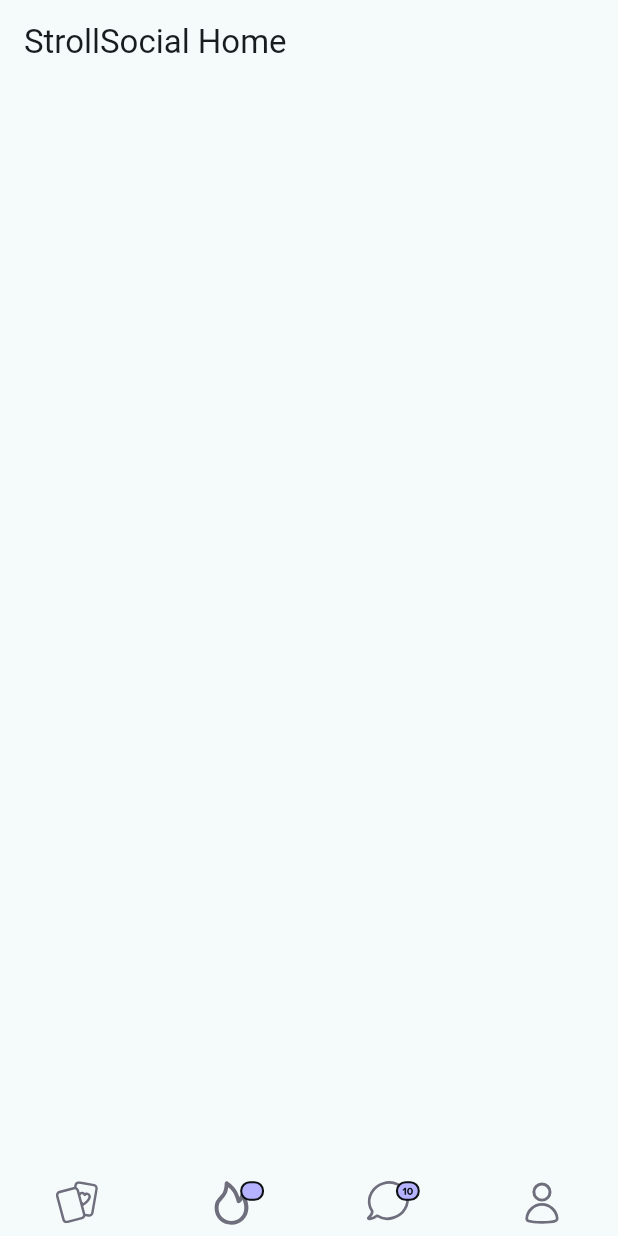
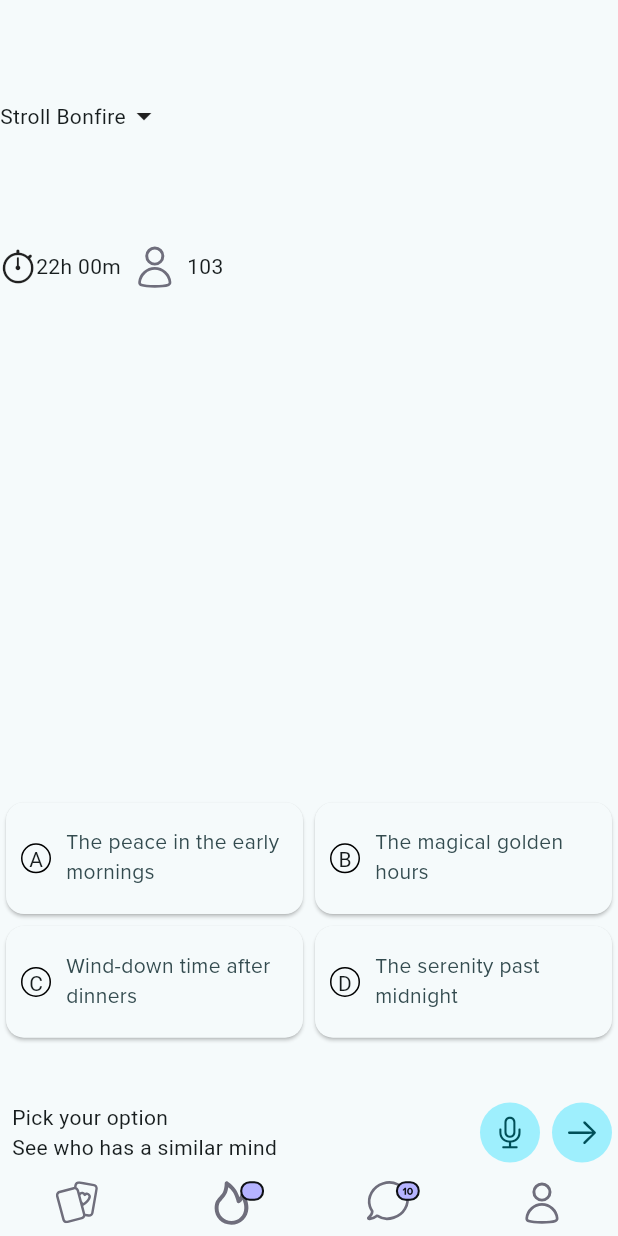
Before and after one commit to SherbetLemon47/strollsocial_1, a Flutter app: the screen it shows after launch, on a phone screen of 412 x 824 dp. Run offline on Flutter 3.47's test engine with Material 3 defaults, Android fonts, the phone set to English and light mode, and no system bars; our stand-ins replace flutter_svg.

Commit message:
chore: built basic widgets

```diff
--- a/lib/src/app.dart
+++ b/lib/src/app.dart
@@ -15,7 +15,7 @@ class MyApp extends StatelessWidget {
         ),
         useMaterial3: true,
       ),
-      home: const HomePage(title: 'StrollSocial Home'),
+      home: const HomePage(),
     );
   }
 }
--- /dev/null
+++ b/lib/src/ui/components/anscard.dart
@@ -0,0 +1,54 @@
+import 'package:flutter/material.dart';
+
+class AnsCard extends StatefulWidget {
+  final String value;
+  final int index;
+  const AnsCard({super.key, required this.value, required this.index});
+
+  @override
+  State<AnsCard> createState() => _AnsCardState();
+}
+
+class _AnsCardState extends State<AnsCard> {
+  @override
+  Widget build(BuildContext context) {
+    String opt = String.fromCharCode(widget.index + 65);
+    return Card(
+      color: Theme.of(context).canvasColor,
+      child: InkWell(
+        onTap: () => (),
+        child: Row(
+          mainAxisAlignment: MainAxisAlignment.spaceBetween,
+          // mainAxisSize: MainAxisSize.min,
+          children: [
+            Padding(
+              padding: EdgeInsets.all(10),
+              child: Container(
+                width: 20.0,
+                height: 20.0,
+                decoration: BoxDecoration(
+                  shape: BoxShape.circle,
+                  border: Border.all(
+                      // width: 2.0,
+                      ),
+                ),
+                child: Center(child: Text(opt)),
+              ),
+            ),
+            Expanded(
+              child: Text(
+                widget.value,
+                overflow: TextOverflow.clip,
+                style: TextStyle(
+                  fontSize: 14,
+                  fontFamily: 'ProximaNova',
+                  color: Theme.of(context).colorScheme.onSecondaryContainer,
+                ),
+              ),
+            ),
+          ],
+        ),
+      ),
+    );
+  }
+}
--- /dev/null
+++ b/lib/src/ui/components/answer.dart
@@ -0,0 +1,30 @@
+import 'package:flutter/cupertino.dart';
+import 'package:strollsocial_1/src/ui/components/anscard.dart';
+
+class AnswerOptions extends StatelessWidget {
+  const AnswerOptions({super.key});
+
+  @override
+  Widget build(BuildContext context) {
+    List<String> answerList = [
+      "The peace in the early mornings",
+      "The magical golden hours",
+      "Wind-down time after dinners",
+      "The serenity past midnight"
+    ];
+    return GridView.builder(
+      gridDelegate: const SliverGridDelegateWithFixedCrossAxisCount(
+        crossAxisCount: 2,
+        childAspectRatio: 2.5,
+      ),
+      itemCount: 4,
+      itemBuilder: (context, index) {
+        String value = answerList[index];
+        return AnsCard(
+          value: value,
+          index: index,
+        );
+      },
+    );
+  }
+}
--- /dev/null
+++ b/lib/src/ui/components/header.dart
@@ -0,0 +1,34 @@
+import 'package:flutter/cupertino.dart';
+import 'package:flutter/material.dart';
+import 'package:flutter_svg/flutter_svg.dart';
+
+class AppHeader extends StatelessWidget {
+  const AppHeader({super.key});
+
+  @override
+  Widget build(BuildContext context) {
+    return SizedBox(
+      height: 200,
+      child: Column(
+        children: [
+          const Expanded(
+            child: Row(
+              children: [
+                Text('Stroll Bonfire'),
+                Icon(Icons.arrow_drop_down),
+              ],
+            ),
+          ),
+          Row(
+            children: [
+              const Icon(CupertinoIcons.stopwatch),
+              const Text('22h 00m'),
+              SvgPicture.asset('resources/person.svg'),
+              const Text('103')
+            ],
+          )
+        ],
+      ),
+    );
+  }
+}
--- /dev/null
+++ b/lib/src/ui/components/voice.dart
@@ -0,0 +1,37 @@
+import 'package:flutter/cupertino.dart';
+import 'package:flutter/material.dart';
+
+class Voice extends StatelessWidget {
+  const Voice({super.key});
+
+  @override
+  Widget build(BuildContext context) {
+    return const Row(
+      children: [
+        Expanded(
+            child: Padding(
+          padding: EdgeInsets.fromLTRB(8, 4, 8, 4),
+          child: Column(
+            crossAxisAlignment: CrossAxisAlignment.start,
+            children: [
+              Text('Pick your option'),
+              Text('See who has a similar mind'),
+            ],
+          ),
+        )),
+        Padding(
+          padding: EdgeInsets.all(4.0),
+          child: CircleAvatar(
+            child: Icon(CupertinoIcons.mic),
+          ),
+        ),
+        Padding(
+          padding: EdgeInsets.all(4.0),
+          child: CircleAvatar(
+            child: Icon(CupertinoIcons.arrow_right),
+          ),
+        )
+      ],
+    );
+  }
+}
--- a/lib/src/ui/home.dart
+++ b/lib/src/ui/home.dart
@@ -1,10 +1,12 @@
 import 'package:flutter/material.dart';
+import 'package:strollsocial_1/src/ui/components/answer.dart';
+import 'package:strollsocial_1/src/ui/components/header.dart';
+import 'package:strollsocial_1/src/ui/components/voice.dart';
 
 import 'components/bottomnav.dart';
 
 class HomePage extends StatefulWidget {
-  const HomePage({super.key, required this.title});
-  final String title;
+  const HomePage({super.key});
 
   @override
   State<HomePage> createState() => _HomePageState();
@@ -13,12 +15,17 @@ class HomePage extends StatefulWidget {
 class _HomePageState extends State<HomePage> {
   @override
   Widget build(BuildContext context) {
-    return Scaffold(
-      appBar: AppBar(
-        backgroundColor: Theme.of(context).colorScheme.background,
-        title: Text(widget.title),
+    return const Scaffold(
+      body: Column(
+        mainAxisAlignment: MainAxisAlignment.start,
+        children: [
+          AppHeader(),
+          Expanded(child: SizedBox()),
+          SizedBox(height: 200, child: AnswerOptions()),
+          Voice(),
+        ],
       ),
-      bottomNavigationBar: const BottomNav(),
+      bottomNavigationBar: BottomNav(),
     );
   }
 }
```
Also changed, not shown: pubspec.yaml (+6 -8 lines), lib/src/ui/components/question.dart (added), resources/fonts/ProximaNova.otf (added).
